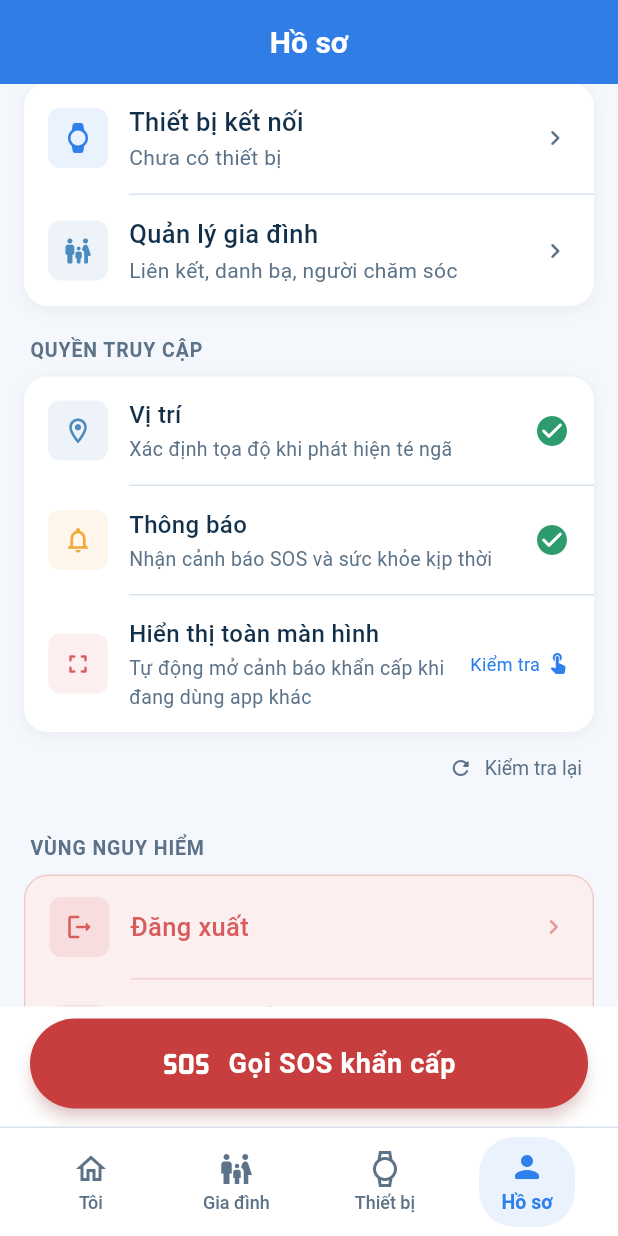
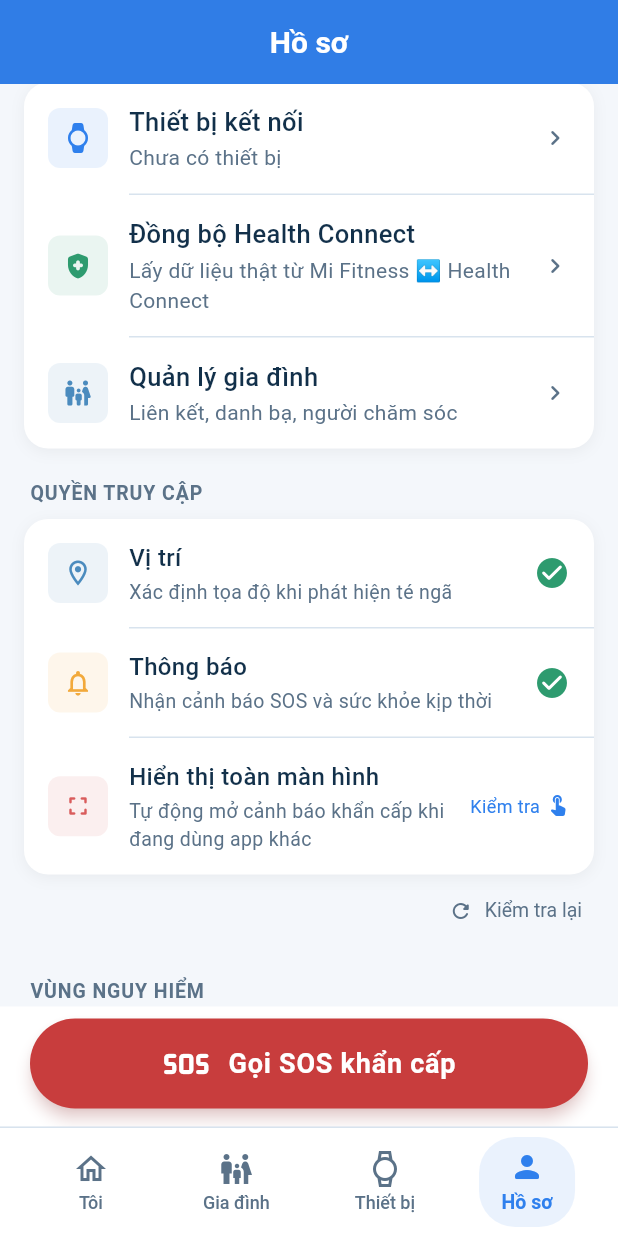
Before and after one commit to Minh6625/health_system, a Flutter app: the ProfileShellScreen screen opened by its route, scrolled down 576 dp, on a phone screen of 412 x 824 dp. Run offline on Flutter 3.47's test engine with Material 3 defaults, Android fonts, the phone set to English and light mode, and no system bars; our stand-ins replace app_links, audioplayers, cached_network_image, firebase_core, firebase_messaging, fl_chart and 17 more; missing offline and left inert: flutter_phone_direct_caller, google_mlkit_barcode_scanning, health, mobile_scanner, yomu; accounts and stored records are empty; network calls fail; project files that could hold a hidden picture were left out.

Commit message:
feat(profile): add direct entry to Health Connect settings in profile menu
Co-authored-by: Cursor <cursoragent@cursor.com>

```diff
--- a/lib/features/profile/screens/profile_screen.dart
+++ b/lib/features/profile/screens/profile_screen.dart
@@ -206,6 +206,15 @@ class _ProfileScreenState extends State<ProfileScreen> {
                 _DeviceTile(isFirst: true, isLast: false),
                 const ProfileMenuDivider(),
                 ProfileMenuTile(
+                  icon: Icons.health_and_safety_rounded,
+                  iconColor: AppColors.success,
+                  title: 'Đồng bộ Health Connect',
+                  subtitle: 'Lấy dữ liệu thật từ Mi Fitness ↔ Health Connect',
+                  onTap: () => Navigator.pushNamed(
+                      context, AppRouter.healthConnectSettings),
+                ),
+                const ProfileMenuDivider(),
+                ProfileMenuTile(
                   icon: Icons.family_restroom_rounded,
                   iconColor: AppColors.info,
                   title: 'Quản lý gia đình',
```
